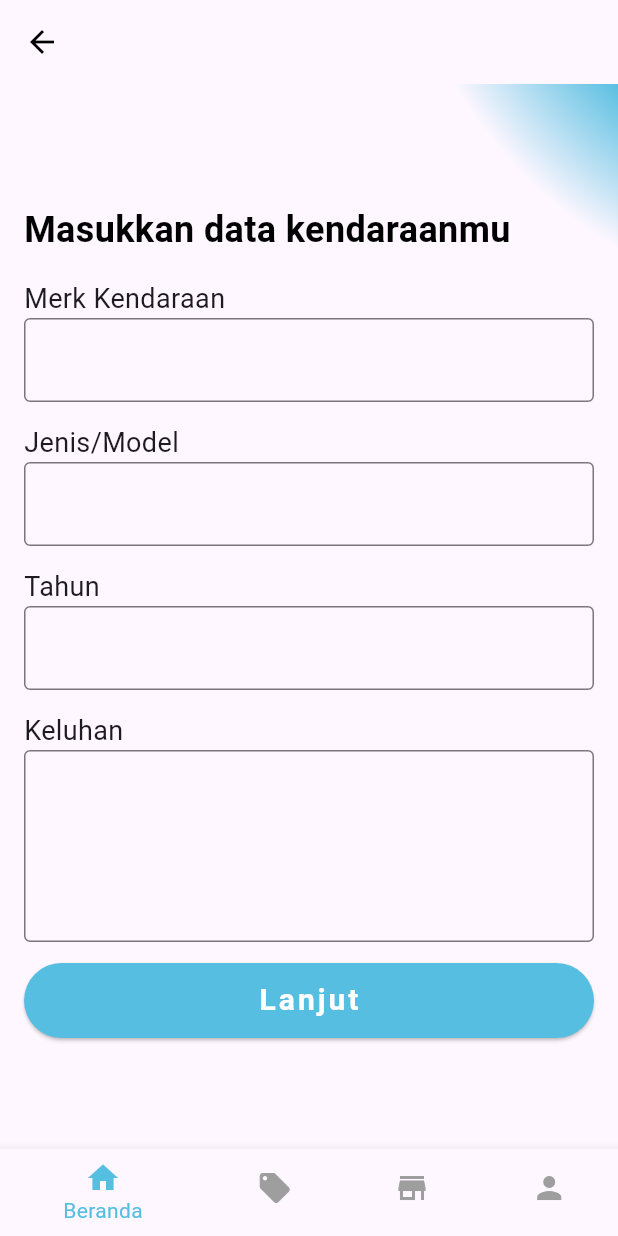
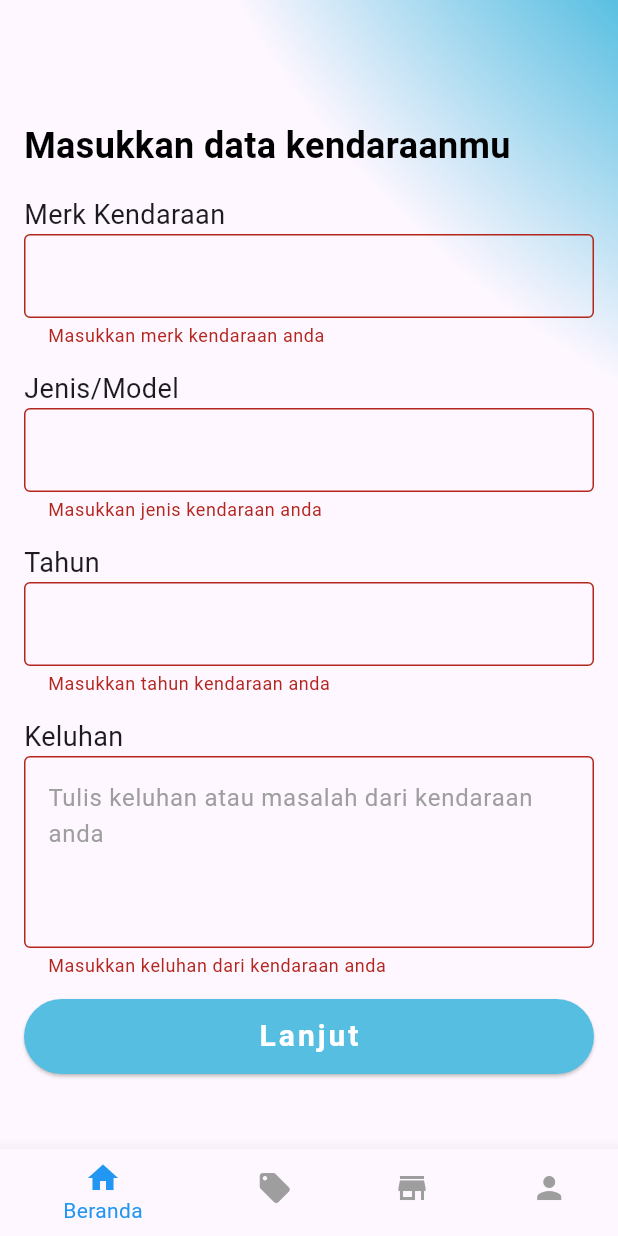
Before and after one commit to yogaacor/SiMontir, a Flutter app: the DetailPesanPage screen opened directly, after a tap on "Lanjut", on a phone screen of 412 x 824 dp. Run offline on Flutter 3.47's test engine with Material 3 defaults, Android fonts, the phone set to English and light mode, and no system bars; our stand-ins replace google_maps_flutter, location.

Commit message:
UI-LanjutDetail_Pesan

```diff
--- a/lib/detailpesan.dart
+++ b/lib/detailpesan.dart
@@ -1,19 +1,41 @@
 import 'package:flutter/material.dart';
+import 'petapesan.dart';
 
-class DetailPesanPage extends StatelessWidget {
+class DetailPesanPage extends StatefulWidget {
+  @override
+  _DetailPesanPageState createState() => _DetailPesanPageState();
+}
+
+class _DetailPesanPageState extends State<DetailPesanPage> {
+  final _merkController = TextEditingController();
+  final _jenisController = TextEditingController();
+  final _tahunController = TextEditingController();
+  final _keluhanController = TextEditingController();
+
+  String? _merkError;
+  String? _jenisError;
+  String? _tahunError;
+  String? _keluhanError;
+
+  void _validateAndProceed() {
+    setState(() {
+      _merkError = _merkController.text.isEmpty ? 'Masukkan merk kendaraan anda' : null;
+      _jenisError = _jenisController.text.isEmpty ? 'Masukkan jenis kendaraan anda' : null;
+      _tahunError = _tahunController.text.isEmpty ? 'Masukkan tahun kendaraan anda' : null;
+      _keluhanError = _keluhanController.text.isEmpty ? 'Masukkan keluhan dari kendaraan anda' : null;
+    });
+
+    if (_merkError == null && _jenisError == null && _tahunError == null && _keluhanError == null) {
+      Navigator.push(
+        context,
+        MaterialPageRoute(builder: (context) => PetaPesanPage()),
+      );
+    }
+  }
+
   @override
   Widget build(BuildContext context) {
     return Scaffold(
-      appBar: AppBar(
-        backgroundColor: Colors.transparent,
-        elevation: 0,
-        leading: IconButton(
-          icon: Icon(Icons.arrow_back, color: Colors.black),
-          onPressed: () {
-            Navigator.pop(context);
-          },
-        ),
-      ),
       body: Stack(
         children: [
           CustomPaint(
@@ -47,8 +69,10 @@ class DetailPesanPage extends StatelessWidget {
                         style: TextStyle(fontSize: 18),
                       ),
                       TextField(
+                        controller: _merkController,
                         decoration: InputDecoration(
                           border: OutlineInputBorder(),
+                          errorText: _merkError,
                         ),
                       ),
                       SizedBox(height: 14),
@@ -57,8 +81,10 @@ class DetailPesanPage extends StatelessWidget {
                         style: TextStyle(fontSize: 18),
                       ),
                       TextField(
+                        controller: _jenisController,
                         decoration: InputDecoration(
                           border: OutlineInputBorder(),
+                          errorText: _jenisError,
                         ),
                       ),
                       SizedBox(height: 14),
@@ -67,8 +93,10 @@ class DetailPesanPage extends StatelessWidget {
                         style: TextStyle(fontSize: 18),
                       ),
                       TextField(
+                        controller: _tahunController,
                         decoration: InputDecoration(
                           border: OutlineInputBorder(),
+                          errorText: _tahunError,
                         ),
                       ),
                       SizedBox(height: 14),
@@ -77,9 +105,13 @@ class DetailPesanPage extends StatelessWidget {
                         style: TextStyle(fontSize: 18),
                       ),
                       TextField(
+                        controller: _keluhanController,
                         maxLines: 4,
                         decoration: InputDecoration(
                           border: OutlineInputBorder(),
+                          errorText: _keluhanError,
+                          hintText: 'Tulis keluhan atau masalah dari kendaraan anda',
+                          hintStyle: TextStyle(color: Colors.grey),
                         ),
                       ),
                       SizedBox(height: 14),
@@ -88,9 +120,7 @@ class DetailPesanPage extends StatelessWidget {
                           backgroundColor: Color(0xFF56BEE1),
                           minimumSize: Size(double.infinity, 50),
                         ),
-                        onPressed: () {
-                          // Add your onPressed code here!
-                        },
+                        onPressed: _validateAndProceed,
                         child: Text(
                           'Lanjut',
                           style: TextStyle(
@@ -109,28 +139,24 @@ class DetailPesanPage extends StatelessWidget {
           ),
         ],
       ),
-      bottomNavigationBar: BottomNavigationBar(
-        items: const <BottomNavigationBarItem>[
-          BottomNavigationBarItem(
-            icon: Icon(Icons.home),
-            label: 'Beranda',
-          ),
-          BottomNavigationBarItem(
-            icon: Icon(Icons.local_offer),
-            label: 'Promo',
-          ),
-          BottomNavigationBarItem(
-            icon: Icon(Icons.store),
-            label: 'Toko',
-          ),
-          BottomNavigationBarItem(
-            icon: Icon(Icons.person),
-            label: 'Profil',
-          ),
-        ],
-        selectedItemColor: Color(0xFF56BEE1),
-        unselectedItemColor: Colors.grey,
-      ),
+      bottomNavigationBar: _buildBottomNavigationBar(context),
+    );
+  }
+
+  Widget _buildBottomNavigationBar(BuildContext context) {
+    return BottomNavigationBar(
+      backgroundColor: Colors.white,
+      elevation: 10,
+      items: [
+        BottomNavigationBarItem(icon: Icon(Icons.home), label: 'Beranda'),
+        BottomNavigationBarItem(icon: Icon(Icons.local_offer), label: 'Promo'),
+        BottomNavigationBarItem(icon: Icon(Icons.store), label: 'Toko'),
+        BottomNavigationBarItem(icon: Icon(Icons.person), label: 'Profil'),
+      ],
+      currentIndex: 0,
+      selectedItemColor: Colors.blue,
+      unselectedItemColor: Colors.grey,
+      onTap: (index) {},
     );
   }
 }
@@ -149,14 +175,14 @@ class TopRightCirclePainter extends CustomPainter {
         stops: [0.7, 1.0],
       ).createShader(Rect.fromCircle(
         center: Offset(size.width, 0),
-        radius: 150,
+        radius: 350,
       ));
 
     final path = Path();
-    path.moveTo(size.width - 150, 0);
+    path.moveTo(size.width - 350, 0);
     path.arcToPoint(
-      Offset(size.width, 150),
-      radius: Radius.circular(150),
+      Offset(size.width, 350),
+      radius: Radius.circular(350),
       clockwise: false,
     );
     path.lineTo(size.width, 0);
--- a/pubspec.yaml
+++ b/pubspec.yaml
@@ -30,8 +30,6 @@ environment:
 dependencies:
   flutter:
     sdk: flutter
-
-
   # The following adds the Cupertino Icons font to your application.
   # Use with the CupertinoIcons class for iOS style icons.
   cupertino_icons: ^1.0.6
@@ -39,6 +37,9 @@ dependencies:
 dev_dependencies:
   flutter_test:
     sdk: flutter
+
+  google_maps_flutter: ^2.1.1
+  location: ^4.3.0
 
   # The "flutter_lints" package below contains a set of recommended lints to
   # encourage good coding practices. The lint set provided by the package is
```
Also changed, not shown: lib/petapesan.dart (added, +122 -0 lines), pubspec.lock, 2 other files.
